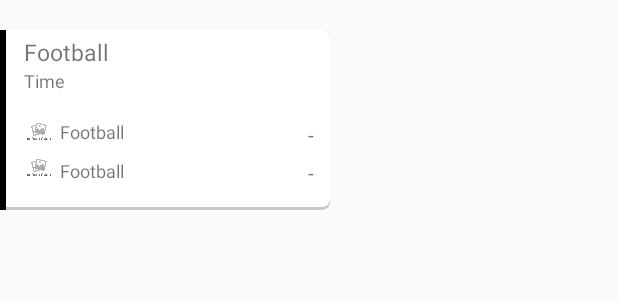
After one commit to leesuby/FootballNews, an Android app: the layout custom_homematch.xml on its own in the app's theme, with its tools: preview values and no code run, on a phone screen of 412 x 824 dp. The commit adds this screen. Shown: the top 300 px of the screen. Run offline under Robolectric (Android 15) with nearby library versions, the phone set to English and light mode, and no system bars.

Commit message:
initial view match home

```diff
--- a/app/src/main/java/com/example/football/data/model/home/Boxe.kt
+++ b/app/src/main/java/com/example/football/data/model/home/Boxe.kt
@@ -10,7 +10,7 @@ data class Boxe(
     val section_box_id: Int,
     val segment_ids: List<Any>,
     val soccer_competitions: List<SoccerCompetition>,
-    val soccer_matches: List<SoccerMatche>,
+    val soccer_matches: List<SoccerMatch>,
     val title: String,
     val videos: List<Video>,
     val zone: String
--- a/app/src/main/java/com/example/football/data/model/home/SoccerMatche.kt
+++ b/app/src/main/java/com/example/football/data/model/home/SoccerMatch.kt
@@ -1,6 +1,6 @@
 package com.example.football.data.model
 
-data class SoccerMatche(
+data class SoccerMatch(
     val away_scored: Int,
     val away_scored_note: String,
     val away_team: AwayTeam,
--- a/app/src/main/java/com/example/football/repository/NewsRepository.kt
+++ b/app/src/main/java/com/example/football/repository/NewsRepository.kt
@@ -4,6 +4,7 @@ import android.content.Context
 import androidx.lifecycle.MutableLiveData
 import com.example.football.data.model.HomeBaoMoiData
 import com.example.football.data.model.detail.DetailBaoMoiData
+import com.example.football.data.model.home.MatchHomeBaoMoiData
 
 interface NewsRepository  {
 
@@ -12,4 +13,6 @@ interface NewsRepository  {
 
     //get content of a new to show on detail news
     suspend fun getDetailNews(data : MutableLiveData<DetailBaoMoiData>,id: Int,context: Context?)
+
+    fun getListMatchNews(data : MutableLiveData<MatchHomeBaoMoiData>)
 }
--- /dev/null
+++ b/app/src/main/res/drawable/border_matchhome.xml
@@ -0,0 +1,20 @@
+<?xml version="1.0" encoding="utf-8"?>
+<layer-list xmlns:android="http://schemas.android.com/apk/res/android">
+    <item>
+        <shape android:shape="rectangle">
+            <solid android:color="#CABBBBBB"/>
+            <corners android:radius="5dp" />
+        </shape>
+    </item>
+
+    <item
+        android:left="0dp"
+        android:right="0dp"
+        android:top="0dp"
+        android:bottom="2dp">
+        <shape android:shape="rectangle">
+            <solid android:color="@android:color/white"/>
+            <corners android:radius="5dp" />
+        </shape>
+    </item>
+</layer-list>
--- /dev/null
+++ b/app/src/main/res/layout/custom_homematch.xml
@@ -0,0 +1,115 @@
+<?xml version="1.0" encoding="utf-8"?>
+<androidx.constraintlayout.widget.ConstraintLayout xmlns:android="http://schemas.android.com/apk/res/android"
+    xmlns:app="http://schemas.android.com/apk/res-auto"
+    xmlns:tools="http://schemas.android.com/tools"
+    android:layout_width="220dp"
+    android:layout_height="120dp"
+    android:layout_marginTop="20dp"
+    android:background="@drawable/border_matchhome">
+
+    <View
+        android:id="@+id/match_lineHome"
+        android:layout_width="4dp"
+        android:layout_height="match_parent"
+        android:background="@color/black"
+        app:layout_constraintBottom_toBottomOf="parent"
+        app:layout_constraintStart_toStartOf="parent"
+        app:layout_constraintTop_toTopOf="parent"
+        app:layout_constraintVertical_bias="0.0" />
+
+    <TextView
+        android:id="@+id/tv_matchnameHome"
+        android:layout_width="wrap_content"
+        android:layout_height="wrap_content"
+        android:layout_marginStart="16dp"
+        android:layout_marginTop="4dp"
+        android:text="@string/app_name"
+        android:textSize="15sp"
+        app:layout_constraintStart_toStartOf="parent"
+        app:layout_constraintTop_toTopOf="parent" />
+
+    <TextView
+        android:id="@+id/tv_matchtime"
+        android:layout_width="wrap_content"
+        android:layout_height="wrap_content"
+        android:layout_marginStart="16dp"
+        android:text="Time"
+        android:textSize="12sp"
+        app:layout_constraintStart_toStartOf="parent"
+        app:layout_constraintTop_toBottomOf="@+id/tv_matchnameHome" />
+
+    <ImageView
+        android:id="@+id/img_matchteam1Home"
+        android:layout_width="20dp"
+        android:layout_height="20dp"
+        android:layout_marginStart="16dp"
+        android:layout_marginTop="16dp"
+        android:src="@mipmap/img_no_image"
+        app:layout_constraintStart_toStartOf="parent"
+        app:layout_constraintTop_toBottomOf="@+id/tv_matchtime" />
+
+    <ImageView
+        android:id="@+id/img_matchteam2Home"
+        android:layout_width="20dp"
+        android:layout_height="20dp"
+        android:layout_marginStart="16dp"
+        android:layout_marginTop="4dp"
+        android:src="@mipmap/img_no_image"
+        app:layout_constraintStart_toStartOf="parent"
+        app:layout_constraintTop_toBottomOf="@+id/img_matchteam1Home" />
+
+    <TextView
+        android:id="@+id/tv_nameteam1Home"
+        android:layout_width="wrap_content"
+        android:layout_height="wrap_content"
+        android:layout_marginStart="4dp"
+        android:text="@string/app_name"
+        android:textSize="12sp"
+        app:layout_constraintBottom_toBottomOf="parent"
+        app:layout_constraintStart_toEndOf="@+id/img_matchteam1Home"
+        app:layout_constraintTop_toTopOf="parent"
+        app:layout_constraintVertical_bias="0.574" />
+
+
+    <TextView
+        android:id="@+id/tv_nameteam2Home"
+        android:layout_width="wrap_content"
+        android:layout_height="wrap_content"
+        android:layout_marginStart="4dp"
+        android:text="@string/app_name"
+        android:textSize="12sp"
+        app:layout_constraintBottom_toBottomOf="parent"
+        app:layout_constraintStart_toEndOf="@+id/img_matchteam1Home"
+        app:layout_constraintTop_toBottomOf="@+id/tv_nameteam1Home"
+        app:layout_constraintVertical_bias="0.344" />
+
+    <TextView
+        android:id="@+id/tv_scoreteam1Home"
+        android:layout_width="wrap_content"
+        android:layout_height="wrap_content"
+        android:layout_marginStart="96dp"
+        android:layout_marginTop="60dp"
+        android:text="-"
+        android:textSize="14sp"
+        app:layout_constraintEnd_toEndOf="parent"
+        app:layout_constraintHorizontal_bias="0.714"
+        app:layout_constraintStart_toEndOf="@+id/tv_nameteam1Home"
+        app:layout_constraintTop_toTopOf="parent" />
+
+    <TextView
+        android:id="@+id/tv_scoreteam2Home"
+        android:layout_width="wrap_content"
+        android:layout_height="wrap_content"
+        android:layout_marginStart="96dp"
+        android:layout_marginTop="4dp"
+        android:text="-"
+        android:textSize="14sp"
+        app:layout_constraintBottom_toBottomOf="parent"
+        app:layout_constraintEnd_toEndOf="parent"
+        app:layout_constraintHorizontal_bias="0.714"
+        app:layout_constraintStart_toEndOf="@+id/tv_nameteam1Home"
+        app:layout_constraintTop_toBottomOf="@+id/tv_scoreteam1Home"
+        app:layout_constraintVertical_bias="0.111" />
+
+
+</androidx.constraintlayout.widget.ConstraintLayout>
--- a/app/src/main/res/layout/custom_news.xml
+++ b/app/src/main/res/layout/custom_news.xml
@@ -36,7 +36,7 @@
         android:layout_height="30dp"
         android:layout_marginStart="12dp"
         android:layout_toRightOf="@id/img_news"
-        android:src="@drawable/ic_launcher_background"
+        android:src="@mipmap/img_no_image"
         app:layout_constraintBottom_toBottomOf="parent"
         app:layout_constraintStart_toEndOf="@+id/img_news" />
 
```
Also changed, not shown: app/src/main/java/com/example/football/data/model/home/MatchData.kt (added, +7 -0 lines), app/src/main/java/com/example/football/data/model/home/MatchHomeBaoMoiData.kt (added, +7 -0 lines), app/src/main/java/com/example/football/data/remote/NewsRemote.kt (+15 -0 lines), app/src/main/java/com/example/football/data/remote/RetroService.kt (+16 -2 lines), app/src/main/java/com/example/football/repository/NewsRepositoryImpl.kt (+16 -2 lines), app/src/main/java/com/example/football/view/DetailNewFragment.kt (+5 -7 lines), app/src/main/java/com/example/football/view/HomeNewsFragment.kt (+21 -17 lines), app/src/main/java/com/example/football/view/adapters/RecyclerHomeAdapter.kt (added, +152 -0 lines), app/src/main/java/com/example/football/view/adapters/RecyclerMatchHomeAdapter.kt (added, +56 -0 lines), app/src/main/java/com/example/football/view/adapters/RecyclerRelatedNewsAdapter.kt (renamed from app/src/main/java/com/example/football/view/adapters/RecyclerNewsAdapter.kt, +18 -14 lines), app/src/main/java/com/example/football/viewmodel/NewsViewModel.kt (+12 -0 lines), app/src/main/res/layout/custom_matchs.xml (renamed from app/src/main/res/layout/customview_news.xml, +5 -6 lines).
